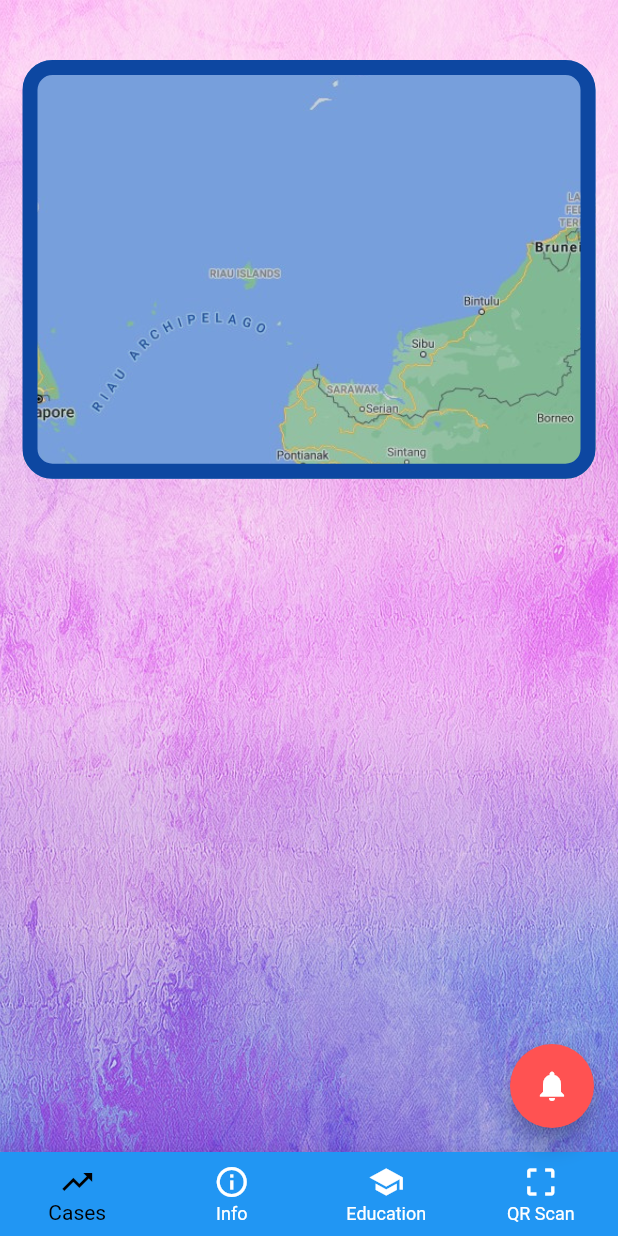
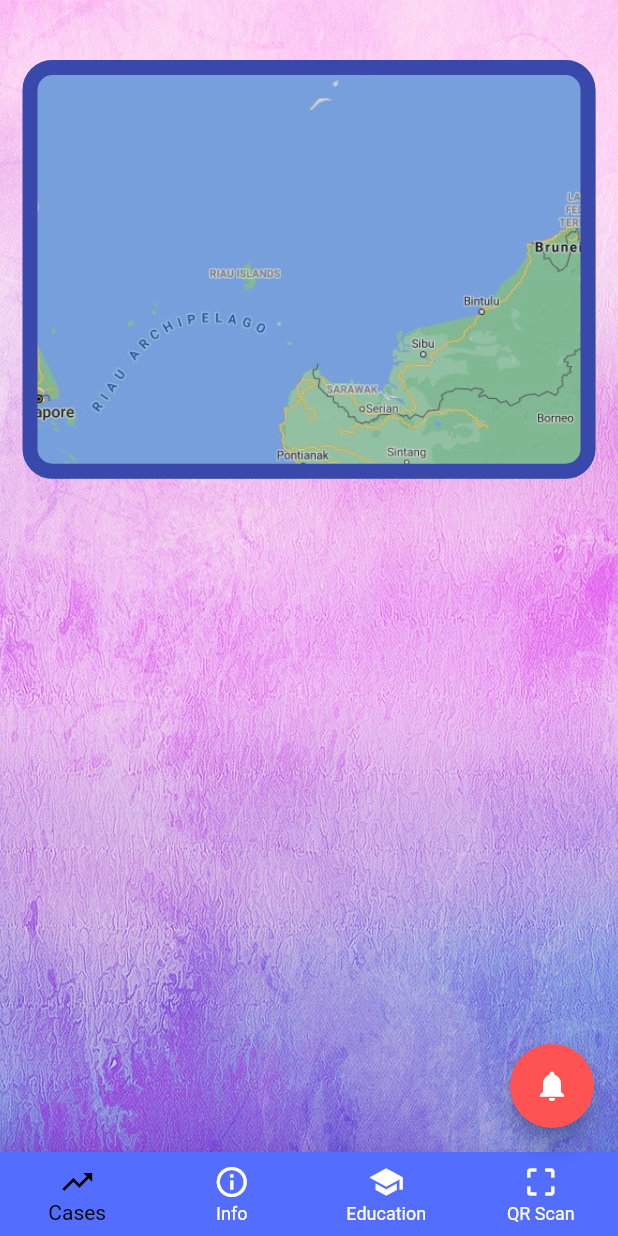
Before and after one commit to AdamHarith2510/flutter_app123, a Flutter app: the screen it shows after launch, on a phone screen of 412 x 824 dp. Run offline on Flutter 3.47's test engine with Material 2 defaults, Android fonts, the phone set to English and light mode, and no system bars; our stand-ins replace flutter_switch, page_transition, webview_flutter; missing offline and left inert: qr_code_scanner; network calls fail; project files that could hold a hidden picture were left out.

Commit message:
Add files via upload

```diff
--- a/lib/home.dart
+++ b/lib/home.dart
@@ -61,7 +61,7 @@ class _HomeState extends State<Home> {
               decoration: BoxDecoration(
                 border: Border.all(
                   width: 10,
-                  color: Colors.blue[900],
+                  color: Colors.indigo[600],
                 ),
                 borderRadius: BorderRadius.circular(20.0),
                 image: DecorationImage(
--- a/lib/info.dart
+++ b/lib/info.dart
@@ -12,6 +12,7 @@ class Info extends StatelessWidget {
         appBar: AppBar(
           title: Text('Info'),
           centerTitle: true,
+          backgroundColor: Colors.indigoAccent,
         ),
       body: Container(
         constraints: BoxConstraints.expand(),
--- a/lib/main.dart
+++ b/lib/main.dart
@@ -45,7 +45,7 @@ class _MyHomePageState extends State<MyHomePage> {
       ),
       bottomNavigationBar: BottomNavigationBar(
         type: BottomNavigationBarType.fixed, // This is all you need!
-        backgroundColor: Colors.blue,
+        backgroundColor: Colors.indigoAccent,
         items: <BottomNavigationBarItem>[
           BottomNavigationBarItem(
             icon: Icon(Icons.trending_up),
```
